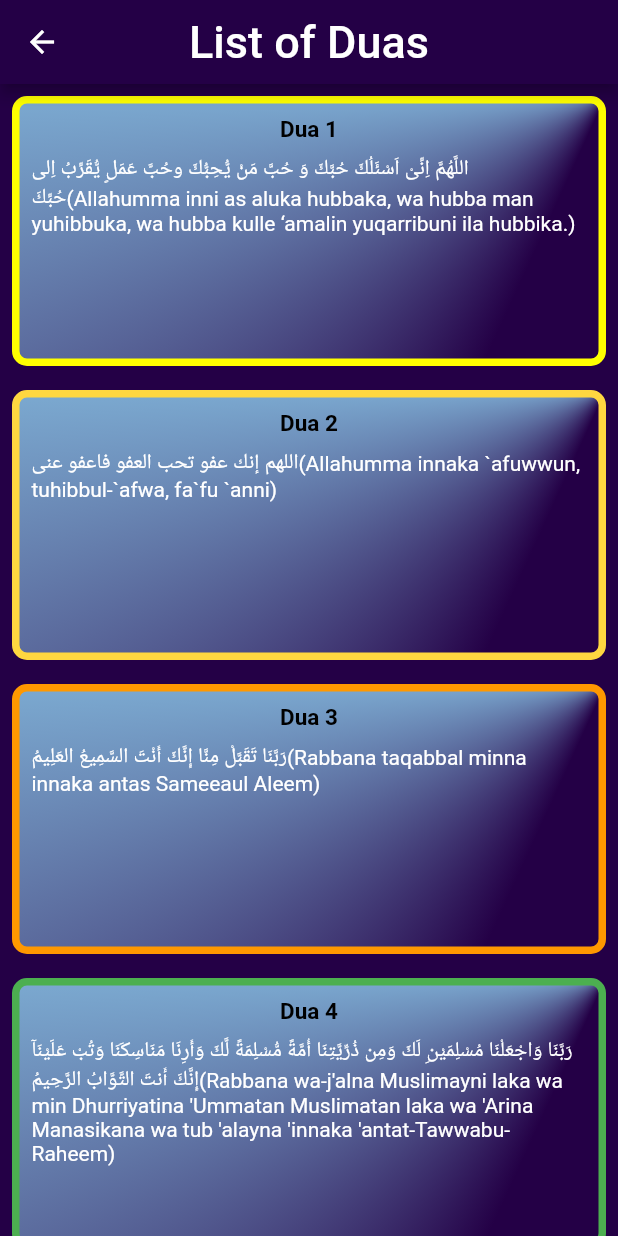
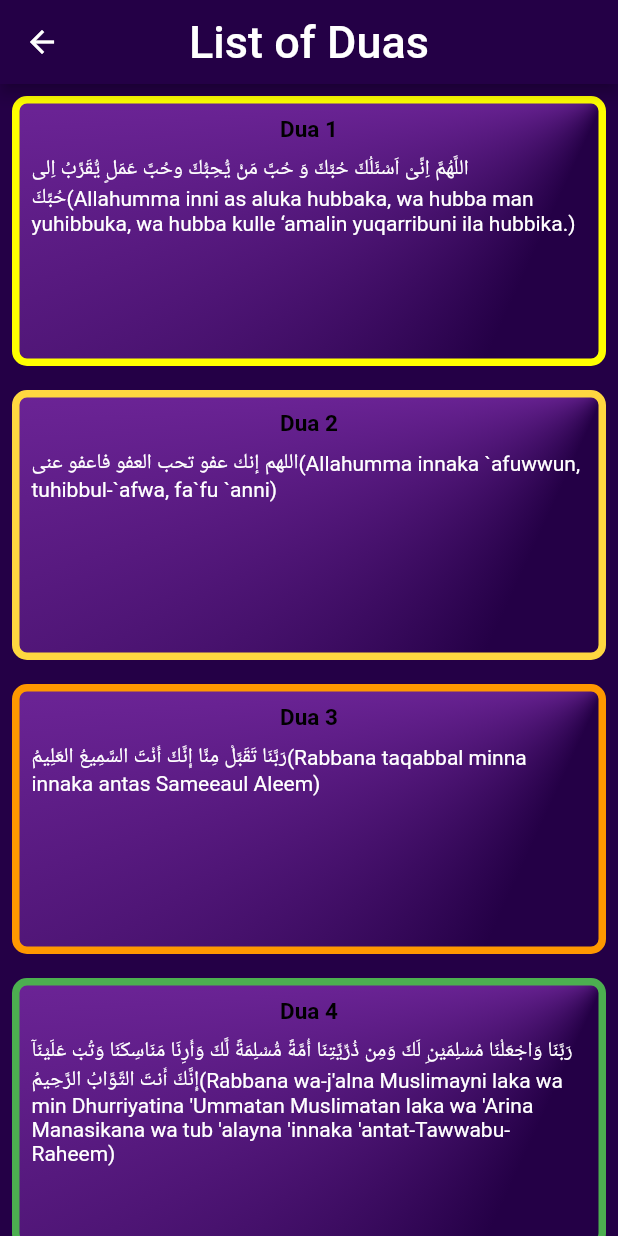
Before and after one commit to CPAD-Gazipur/Counter, a Flutter app: the SuraListView screen opened by its route, on a phone screen of 412 x 824 dp. Run offline on Flutter 3.47's test engine with Material 2 defaults, Android fonts, the light colour scheme and no system bars; our stand-ins replace animated_flip_counter, get.

Commit message:
UI Updated by Yeaseen Ahmed

```diff
--- a/lib/app/modules/home/views/sura_list_view.dart
+++ b/lib/app/modules/home/views/sura_list_view.dart
@@ -4,13 +4,7 @@ import 'package:get/get.dart';
 import 'package:sound/app/modules/home/controllers/home_controller.dart';
 import 'package:sound/app/routes/app_pages.dart';
 
-//
-//
-//
 class SuraListView extends GetView<HomeController> {
-  //
-  //
-  //
   @override
   Widget build(BuildContext context) {
     return Scaffold(
@@ -80,7 +74,7 @@ class SuraListView extends GetView<HomeController> {
                           endAngle: 5,
                           colors: const <Color>[
                             Color(0xff240046),
-                            Color(0xff97dffc),
+                            Color(0xff822faf),
                           ],
                           stops: const <double>[0.0, 0.5],
                         ),
```
Also changed, not shown: lib/app/modules/home/controllers/home_controller.dart (+1 -6 lines), lib/app/modules/home/views/home_view.dart (+6 -1 lines).
